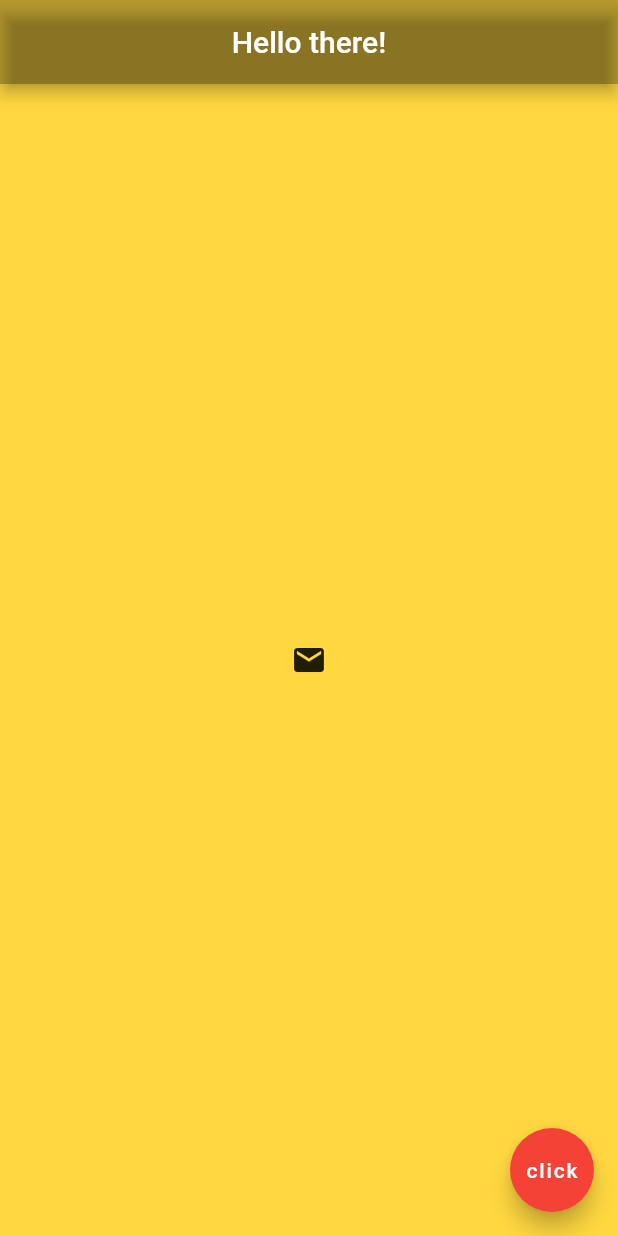
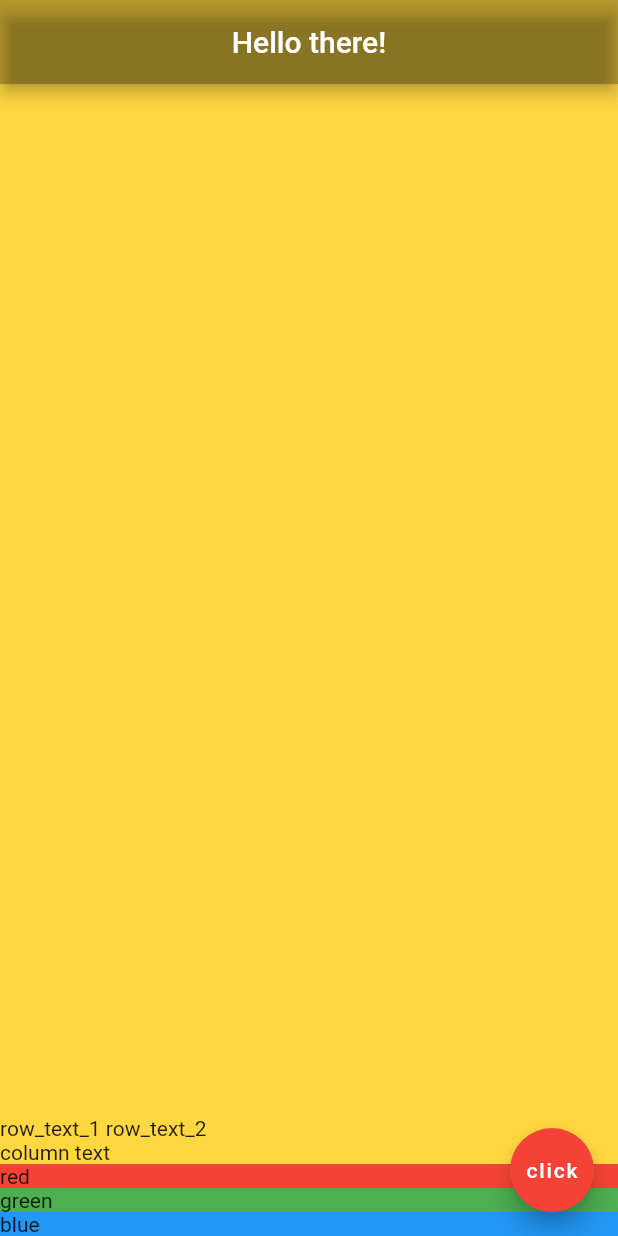
Before and after one commit to sr-nu/flutter_demo_app, a Flutter app: the screen it shows after launch, on a phone screen of 412 x 824 dp. Run offline on Flutter 3.47's test engine with Material 2 defaults, Android fonts, the phone set to English and light mode, and no system bars.

Commit message:
rows and columns example

```diff
--- a/lib/main.dart
+++ b/lib/main.dart
@@ -14,16 +14,69 @@ class Home extends StatelessWidget {
         centerTitle: true,
         backgroundColor: Colors.black26,
       ),
-      body: Center(
 
-        child: IconButton(
-          onPressed: () {
-            print('clicked');
-          },
-          icon: Icon(
-            Icons.email,
+      //Rows and Columns
+      //Column with row Example
+      body: Column(
+        mainAxisAlignment: MainAxisAlignment.end,
+        crossAxisAlignment: CrossAxisAlignment.stretch,
+        children: <Widget>[
+          Row(
+            children: <Widget>[
+              Text('row_text_1 '),
+              Text('row_text_2'),
+            ],
           ),
+          Text('column text'),
+          Container(
+            color: Colors.red,
+            child: Text('red'),
           ),
+          Container(
+            color: Colors.green,
+            child: Text('green'),
+          ),
+          Container(
+            color: Colors.blue,
+            child: Text('blue'),
+          ),
+        ],
+      ),
+
+
+      //Row example
+      // body: Row(
+      //   mainAxisAlignment: MainAxisAlignment.spaceEvenly,
+      //   crossAxisAlignment: CrossAxisAlignment.end,
+      //   children: <Widget>[
+      //     Text('Hello world'),
+      //     FlatButton(onPressed: () {}, color: Colors.blueAccent, child: Text('click'),),
+      //     Container(color: Colors.cyan, padding: EdgeInsets.all(30.0),child: Text('inside container'),)
+      //   ],
+      // ),
+
+      //-------------------------
+      //Layout and containers
+      // body: Container(
+      //   margin: EdgeInsets.all(20.0),
+        //   padding: EdgeInsets.symmetric(vertical: 10.0, horizontal: 20.0),
+        //   // padding: EdgeInsets.all(10.0),
+        //   color: Colors.grey[400],
+        //   child: Text('hello'),
+        // ),
+
+
+        // Buttons, Icons, Images etc
+        // body: Center(
+
+        // child: IconButton(
+          //   onPressed: () {
+          //     print('clicked');
+          //   },
+          //   icon: Icon(
+          //     Icons.email,
+          //   ),
+          // ),
 
           //Buttons
           // child: RaisedButton.icon(
@@ -75,7 +128,7 @@ class Home extends StatelessWidget {
           //     fontFamily: 'Rubik',
           //   ),
           // ),
-      ),
+      // ),
       floatingActionButton: FloatingActionButton(
         child: Text('click'),
         onPressed: () {},
```
Lines whose indentation alone changed are shown as unchanged.
